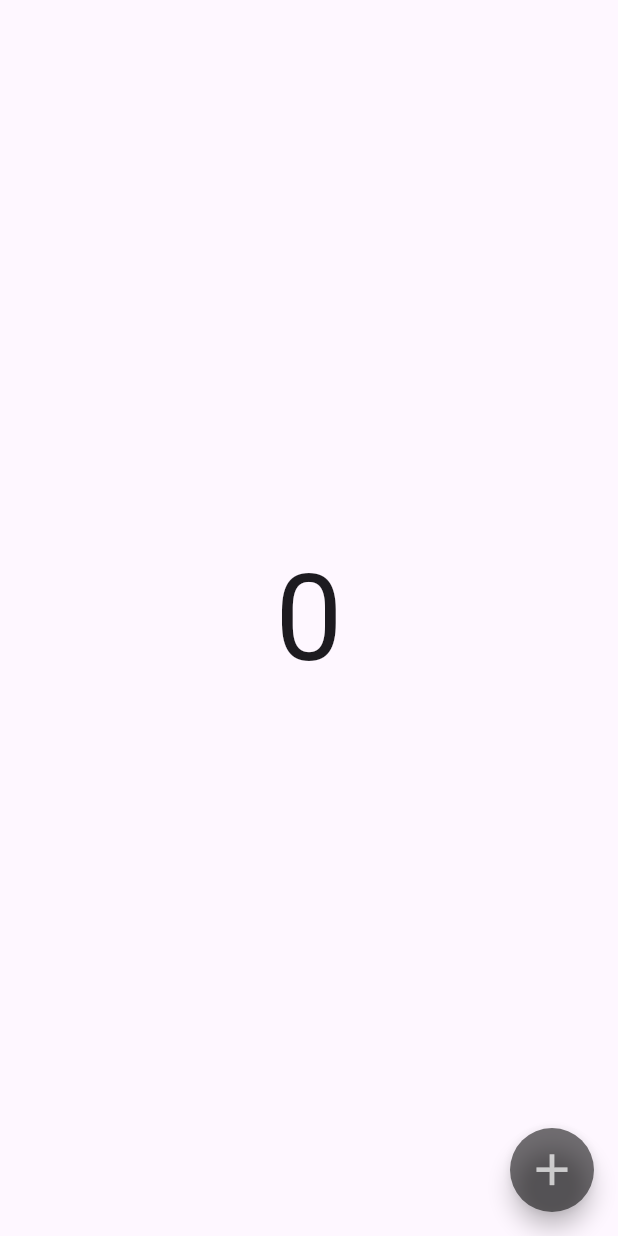
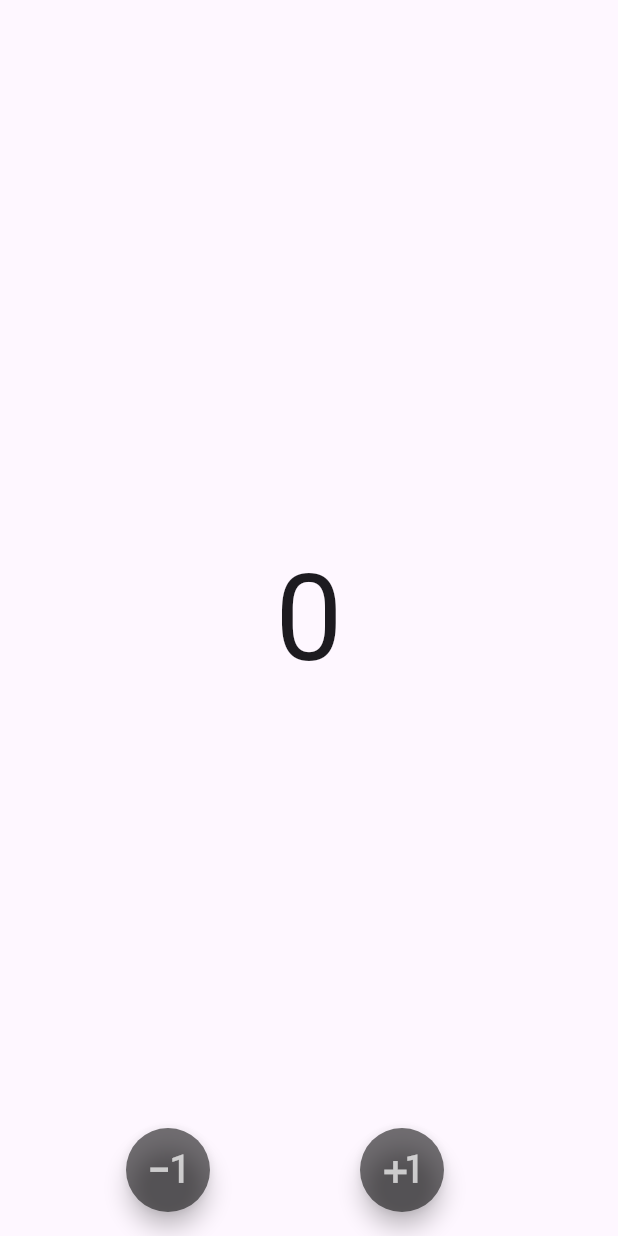
Before and after one commit to RohitGiri420/Flutter--Counter-App, a Flutter app: the screen it shows after launch, on a phone screen of 412 x 824 dp. Run offline on Flutter 3.47's test engine with Material 3 defaults, Android fonts, the phone set to English and light mode, and no system bars; our stand-ins replace lottie; Roboto replaces fonts that are missing (Rubix); project files that could hold a hidden picture were left out.

Commit message:
added decrement operator

```diff
--- a/lib/HomePage.dart
+++ b/lib/HomePage.dart
@@ -19,16 +19,32 @@ class _HomePageState extends State<HomePage> {
           child: Text("$count",style: TextStyle(fontSize: 80,fontFamily: 'Rubix'),)
         ),
       ),
-      floatingActionButton: FloatingActionButton(
+      floatingActionButton: Row(
+        mainAxisAlignment: MainAxisAlignment.spaceEvenly,
+        children: [
+          FloatingActionButton(onPressed: (){
+            setState(() {
+              count--;
+            });
+
+          },
+           shape: CircleBorder(),
+           backgroundColor: Colors.black54 ,
+          child: Icon(Icons.exposure_minus_1,size: 35,color: Colors.white70,),),
+
+
+          FloatingActionButton(
             backgroundColor: Colors.black54,
             shape: CircleBorder(),
-        child:Icon(Icons.add,size: 35,color: Colors.white70),
+            child:Icon(Icons.plus_one,size: 35,color: Colors.white70),
             onPressed: (){
             setState(() {
               count++;
             });
           },
           ),
+        ],
+      ),
     );
   }
 }
--- a/lib/SplashScreen.dart
+++ b/lib/SplashScreen.dart
@@ -29,6 +29,7 @@ class _SplashScreenState extends State<SplashScreen> {
 
       body: Center(
         child: Container(
+
           child: LottieBuilder.asset('asset/lottie/Animation.json'),
         ),
       ),
```
Lines whose indentation alone changed are shown as unchanged.
